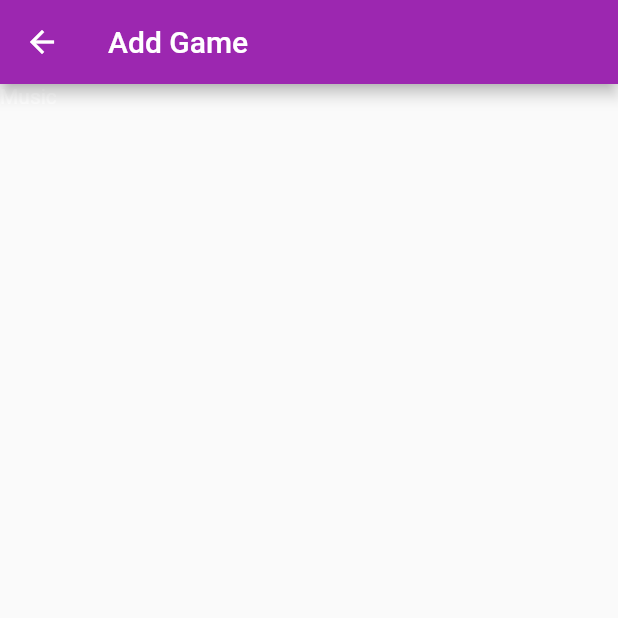
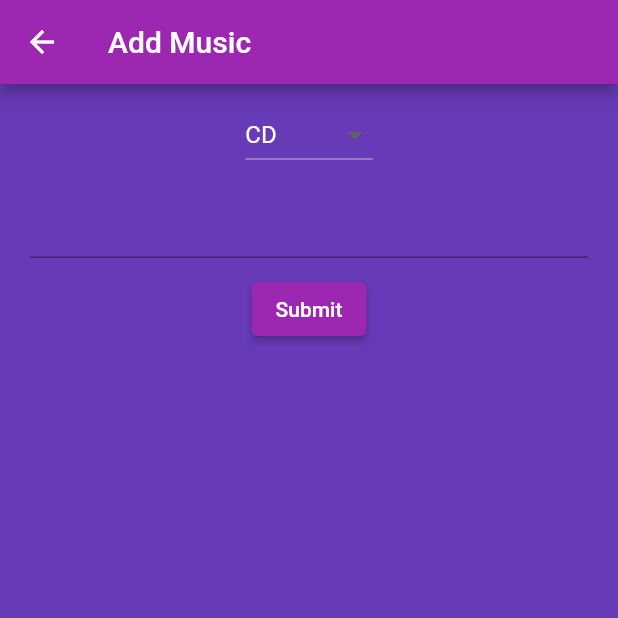
Before and after one commit to CaKellum/media_libraryApp, a Flutter app: the MusicForm screen opened by its route, on a phone screen of 412 x 824 dp, the top half of it. Run offline on Flutter 3.47's test engine with Material 2 defaults, Android fonts, the phone set to English and light mode, and no system bars.

Commit message:
Add forms and some widget refactoring

```diff
--- a/lib/helpers/validation.dart
+++ b/lib/helpers/validation.dart
@@ -1,6 +1,17 @@
+import 'package:flutter/cupertino.dart';
+
 class Validation {
-  static String? notEmpty(String value) {
+  static String? notEmpty(String? value) {
     // ignore: unnecessary_null_comparison
     return (value == null || value.isEmpty) ? 'Please fill out' : null;
   }
 }
+
+class StandardPadding {
+  static Padding applyPadding(Widget widget, double inset) {
+    return Padding(
+      padding: EdgeInsets.all(inset),
+      child: widget,
+    );
+  }
+}
--- a/lib/media_forms/music_form.dart
+++ b/lib/media_forms/music_form.dart
@@ -1,5 +1,6 @@
 import 'package:flutter/cupertino.dart';
 import 'package:flutter/material.dart';
+import 'package:medialibrary_app/helpers/validation.dart';
 
 class MusicForm extends StatefulWidget {
   @override
@@ -7,13 +8,62 @@ class MusicForm extends StatefulWidget {
 }
 
 class _MusicForm extends State<MusicForm> {
+  final double inset = 10.0;
+  final Set<String> format = {"CD", "cassette", "Vinyl"};
+  final Key _formKey = GlobalKey<FormState>();
+  String formatDropDown = "CD";
+  TextEditingController controller = new TextEditingController();
+
   @override
   Widget build(BuildContext context) {
     return Scaffold(
       appBar: AppBar(
-        title: Text('Add Game'),
+        title: Text('Add Music'),
       ),
-      body: Text('Music'),
+      body: StandardPadding.applyPadding(formContainer(context), this.inset),
+      backgroundColor: Theme.of(context).backgroundColor,
     );
   }
+
+  Form formContainer(BuildContext context) {
+    return Form(
+      key: _formKey,
+      child: Column(
+        children: [
+          formatDropDownList(context),
+          StandardPadding.applyPadding(titleTextField(), this.inset),
+          ElevatedButton(onPressed: () {}, child: Text("Submit"))
+        ],
+      ),
+    );
+  }
+
+  TextFormField titleTextField() {
+    return TextFormField(
+      validator: (value) => Validation.notEmpty(value),
+      controller: controller,
+    );
+  }
+
+  DropdownButton<String> formatDropDownList(BuildContext context) {
+    return DropdownButton<String>(
+      dropdownColor: Theme.of(context).accentColor,
+      value: formatDropDown,
+      onChanged: ddOnChanged,
+      items: ddItemList,
+    );
+  }
+
+  List<DropdownMenuItem<String>> get ddItemList => format.map((e) {
+        return DropdownMenuItem(
+          child: Text(e),
+          value: e,
+        );
+      }).toList();
+
+  void ddOnChanged(value) {
+    setState(() {
+      formatDropDown = value!;
+    });
+  }
 }
--- a/lib/objects/movie.dart
+++ b/lib/objects/movie.dart
@@ -2,7 +2,7 @@ import 'package:medialibrary_app/objects/user.dart';
 
 class Movie implements MediaObject {
   int _id = 0;
-  final int userAdded;
+  int userAdded;
   String title;
   String format;
 
--- a/lib/objects/music.dart
+++ b/lib/objects/music.dart
@@ -2,7 +2,7 @@ import 'package:medialibrary_app/objects/user.dart';
 
 class Music implements MediaObject {
   int _id = 0;
-  final int userAdded;
+  int userAdded;
   String albumTitle;
   String format;
 
```
Also changed, not shown: lib/media_forms/game_form.dart (+70 -10 lines), lib/media_forms/movie_form.dart (+33 -5 lines).
